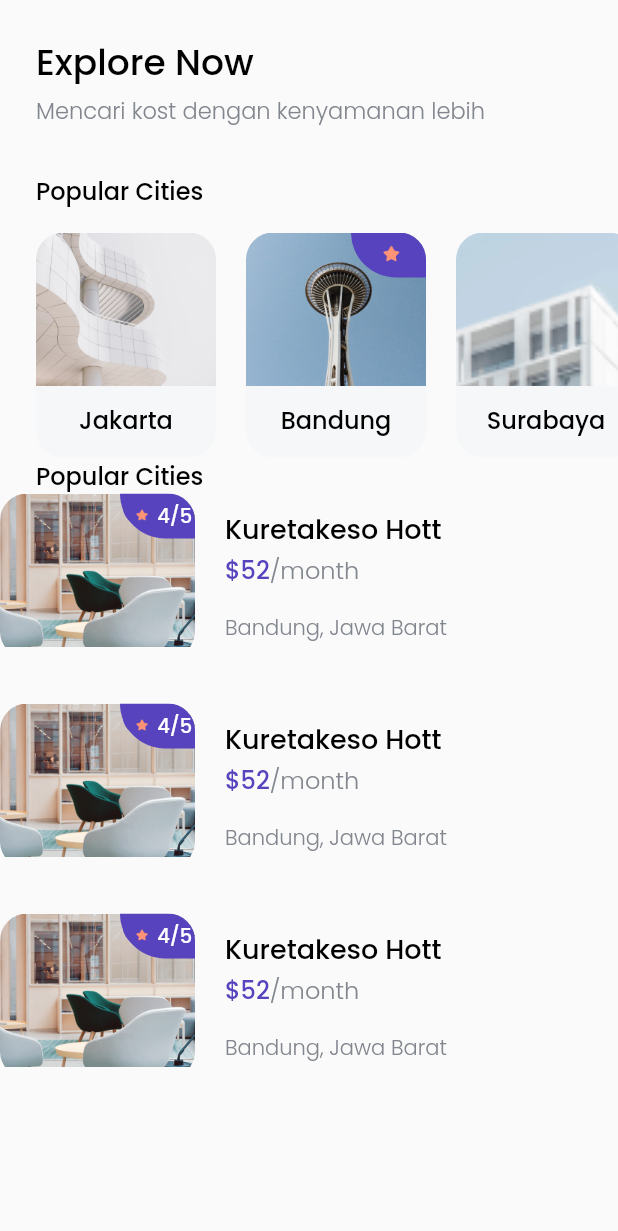
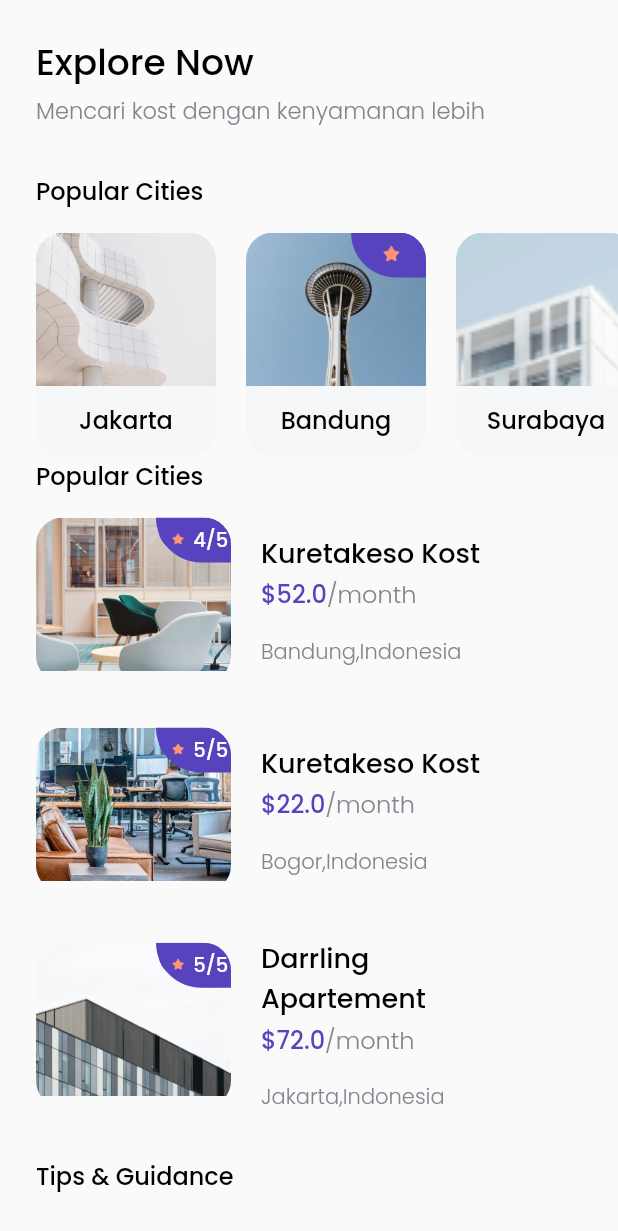
Before and after one commit to senapahlevi/KostApp, a Flutter app: the screen it shows after launch, after a tap on "Explore Now", on a phone screen of 412 x 824 dp. Shown: the top 1231 px of the screen. Run offline on Flutter 3.47's test engine with Material 2 defaults, Android fonts, the phone set to English and light mode, and no system bars; our stand-ins replace google_fonts.

Commit message:
Add Tips&Guidance dynamic

```diff
--- a/lib/models/city.dart
+++ b/lib/models/city.dart
@@ -1,5 +1,5 @@
-import 'package:flutter/material.dart';
-import 'package:kostapp/themekost.dart';
+//import 'package:flutter/material.dart';
+//import 'package:kostapp/themekost.dart';
 
 class City {
   int id;
--- /dev/null
+++ b/lib/models/space.dart
@@ -0,0 +1,19 @@
+class Space {
+  int id;
+  String name;
+  String imageUrl;
+  double price;
+  String city;
+  String country;
+  int rating;
+
+  Space({
+    required this.id,
+    required this.city,
+    required this.imageUrl,
+    required this.name,
+    required this.price,
+    required this.country,
+    required this.rating,
+  });
+}
--- /dev/null
+++ b/lib/models/tips.dart
@@ -0,0 +1,12 @@
+class Tips {
+  int id;
+  String title;
+  String imageUrl;
+  String updatedAt;
+  Tips({
+    required this.id,
+    required this.title,
+    required this.imageUrl,
+    required this.updatedAt,
+  });
+}
--- a/lib/pages/homepagekost.dart
+++ b/lib/pages/homepagekost.dart
@@ -1,8 +1,11 @@
 import 'package:flutter/material.dart';
 import 'package:kostapp/models/city.dart';
+import 'package:kostapp/models/space.dart';
+import 'package:kostapp/models/tips.dart';
 import 'package:kostapp/themekost.dart';
 import 'package:kostapp/widgets/city_cardkost.dart';
 import 'package:kostapp/widgets/space_card.dart';
+import 'package:kostapp/widgets/tips_card.dart';
 
 class HomePageKost extends StatelessWidget {
   // const HomePageKost({ Key? key }) : super(key: key);
@@ -102,17 +105,99 @@ class HomePageKost extends StatelessWidget {
                   ),
                 ),
               ),
-              SpaceCard(),
+              SizedBox(
+                height: 16,
+              ),
+              Padding(
+                padding: EdgeInsets.symmetric(
+                  horizontal: edge,
+                ),
+                child: Column(
+                  children: [
+                    SpaceCard(
+                      Space(
+                          id: 1,
+                          city: 'Bandung',
+                          imageUrl: 'assets/pic/kuretakeso.png',
+                          name: 'Kuretakeso Kost',
+                          price: 52,
+                          country: 'Indonesia',
+                          rating: 4),
+                    ),
+                    SizedBox(
+                      height: 30,
+                    ),
+                    SpaceCard(
+                      Space(
+                          id: 2,
+                          city: 'Bogor',
+                          imageUrl: 'assets/pic/roemah.png',
+                          name: 'Kuretakeso Kost',
+                          price: 22,
+                          country: 'Indonesia',
+                          rating: 5),
+                    ),
+                    SizedBox(
+                      height: 30,
+                    ),
+                    SpaceCard(
+                      Space(
+                          id: 3,
+                          city: 'Jakarta',
+                          imageUrl: 'assets/pic/darrling.png',
+                          name: 'Darrling\nApartement',
+                          price: 72,
+                          country: 'Indonesia',
+                          rating: 5),
+                    ),
+                  ],
+                ),
+              ),
               SizedBox(
                 height: 30,
               ),
-              SpaceCard(),
+              //NOTE: Tips & Guideline
+              Padding(
+                padding: EdgeInsets.only(
+                  left: edge,
+                ),
+                child: Text(
+                  'Tips & Guidance',
+                  style: regularTextStyle.copyWith(
+                    fontSize: 16,
+                  ),
+                ),
+              ),
               SizedBox(
-                height: 30,
+                height: 16,
               ),
-              SpaceCard(),
-              SizedBox(
-                height: 30,
+              Padding(
+                padding: EdgeInsets.symmetric(
+                  horizontal: edge,
+                ),
+                child: Column(
+                  children: [
+                    TipsCard(
+                      Tips(
+                        id: 1,
+                        title: 'City Guideline',
+                        imageUrl: 'assets/pic/cg.png',
+                        updatedAt: '20 Apr',
+                      ),
+                    ),
+                    SizedBox(
+                      height: 20,
+                    ),
+                    TipsCard(
+                      Tips(
+                        id: 2,
+                        title: 'Jakarta Fair ',
+                        imageUrl: 'assets/pic/jf.png',
+                        updatedAt: '20 Apr',
+                      ),
+                    ),
+                  ],
+                ),
               ),
             ],
           ),
--- a/lib/widgets/space_card.dart
+++ b/lib/widgets/space_card.dart
@@ -1,9 +1,13 @@
 import 'package:flutter/material.dart';
-import 'package:kostapp/models/city.dart';
+import 'package:kostapp/models/space.dart';
+//import 'package:kostapp/models/city.dart';
 import 'package:kostapp/themekost.dart';
 
 class SpaceCard extends StatelessWidget {
   //const SpaceCard({ Key? key }) : super(key: key);
+
+  final Space space;
+  SpaceCard(this.space);
 
   @override
   Widget build(BuildContext context) {
@@ -17,7 +21,7 @@ class SpaceCard extends StatelessWidget {
             child: Stack(
               children: [
                 Image.asset(
-                  'assets/pic/kuretakeso.png',
+                  space.imageUrl,
                   width: 130,
                   height: 102,
                   fit: BoxFit.cover,
@@ -46,7 +50,7 @@ class SpaceCard extends StatelessWidget {
                               width: 23,
                             ),
                             Text(
-                              '4/5',
+                              '${space.rating}/5',
                               style: whiteTextStyle.copyWith(
                                 fontSize: 13,
                               ),
@@ -69,7 +73,7 @@ class SpaceCard extends StatelessWidget {
           crossAxisAlignment: CrossAxisAlignment.start,
           children: [
             Text(
-              "Kuretakeso Hott",
+              space.name,
               style: blackTextStyle.copyWith(
                 fontSize: 18,
               ),
@@ -79,7 +83,7 @@ class SpaceCard extends StatelessWidget {
             ),
             Text.rich(
               TextSpan(
-                text: '\$52',
+                text: '\$${space.price}',
                 style: purpleTextStyle.copyWith(
                   fontSize: 16,
                 ),
@@ -97,7 +101,7 @@ class SpaceCard extends StatelessWidget {
               height: 16,
             ),
             Text(
-              "Bandung, Jawa Barat",
+              '${space.city},${space.country}',
               style: greyTextStyle,
             ),
           ],
--- /dev/null
+++ b/lib/widgets/tips_card.dart
@@ -0,0 +1,51 @@
+import 'package:flutter/material.dart';
+import 'package:kostapp/models/tips.dart';
+import 'package:kostapp/themekost.dart';
+
+class TipsCard extends StatelessWidget {
+  //const TipsCard({ Key? key }) : super(key: key);
+  final Tips tips;
+  TipsCard(this.tips);
+
+  @override
+  Widget build(BuildContext context) {
+    return Row(
+      children: [
+        Image.asset(
+          tips.imageUrl,
+          width: 80,
+        ),
+        SizedBox(
+          width: 16,
+        ),
+        Column(
+          crossAxisAlignment: CrossAxisAlignment.start,
+          children: [
+            Text(
+              tips.title,
+              style: blackTextStyle.copyWith(
+                fontSize: 18,
+              ),
+            ),
+            SizedBox(
+              height: 4,
+            ),
+            Text(
+              'Updated ${tips.updatedAt}',
+              style: greyTextStyle,
+            ),
+          ],
+        ),
+        Spacer(),
+        IconButton(
+          onPressed: () {},
+          icon: Icon(
+            Icons.chevron_right,
+            size: 24,
+            color: greyColor,
+          ),
+        )
+      ],
+    );
+  }
+}
```
